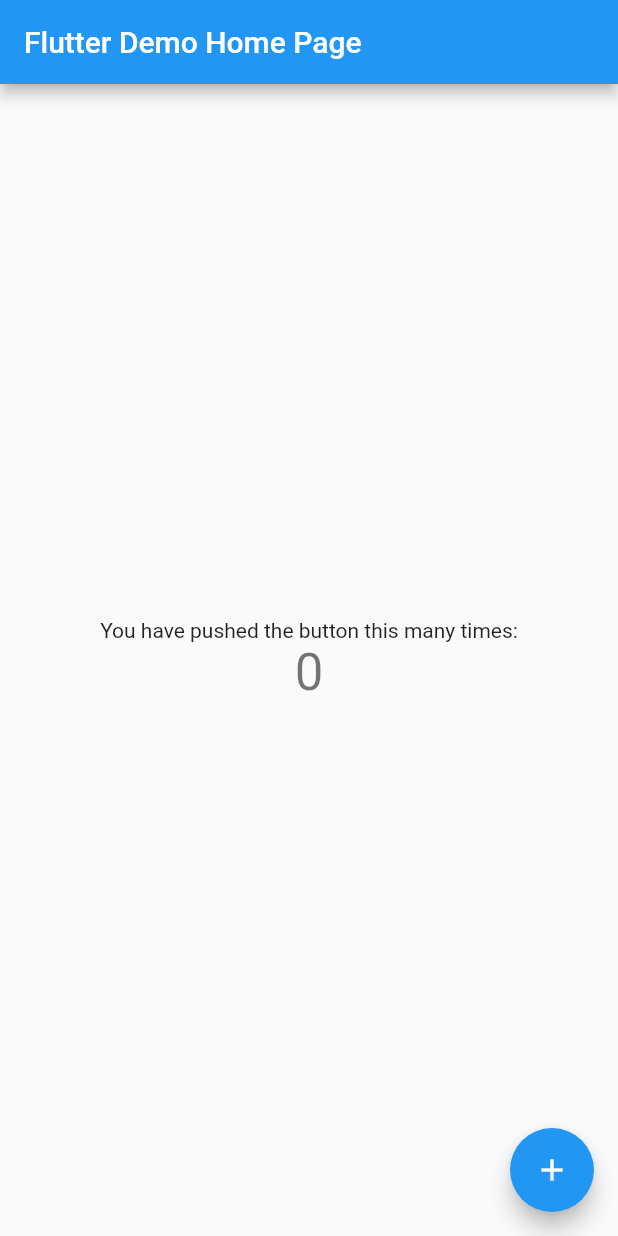
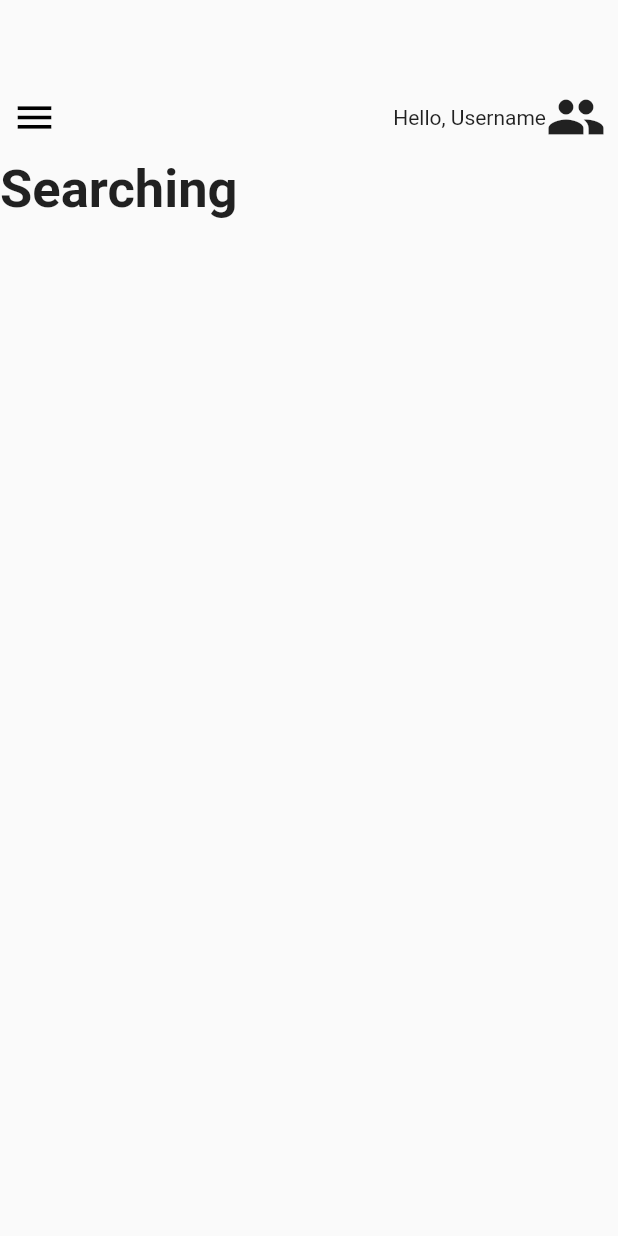
Before and after one commit to Ngdquan/ham_truyen, a Flutter app: the screen it shows after launch, on a phone screen of 412 x 824 dp. Run offline on Flutter 3.47's test engine with Material 2 defaults, Android fonts, the phone set to English and light mode, and no system bars.

Commit message:
new update

```diff
--- a/lib/main.dart
+++ b/lib/main.dart
@@ -1,115 +1,81 @@
+import 'dart:math';
+
 import 'package:flutter/material.dart';
 
 void main() {
-  runApp(const MyApp());
+  runApp(const HamTruyen());
 }
 
-class MyApp extends StatelessWidget {
-  const MyApp({super.key});
+class HamTruyen extends StatelessWidget {
+  const HamTruyen({super.key});
 
-  // This widget is the root of your application.
   @override
   Widget build(BuildContext context) {
     return MaterialApp(
-      title: 'Flutter Demo',
-      theme: ThemeData(
-        // This is the theme of your application.
-        //
-        // Try running your application with "flutter run". You'll see the
-        // application has a blue toolbar. Then, without quitting the app, try
-        // changing the primarySwatch below to Colors.green and then invoke
-        // "hot reload" (press "r" in the console where you ran "flutter run",
-        // or simply save your changes to "hot reload" in a Flutter IDE).
-        // Notice that the counter didn't reset back to zero; the application
-        // is not restarted.
-        primarySwatch: Colors.blue,
-      ),
-      home: const MyHomePage(title: 'Flutter Demo Home Page'),
+      title: 'Ham Truyen',
+      theme: ThemeData(),
+      home: const HomePage(),
     );
   }
 }
 
-class MyHomePage extends StatefulWidget {
-  const MyHomePage({super.key, required this.title});
-
-  // This widget is the home page of your application. It is stateful, meaning
-  // that it has a State object (defined below) that contains fields that affect
-  // how it looks.
-
-  // This class is the configuration for the state. It holds the values (in this
-  // case the title) provided by the parent (in this case the App widget) and
-  // used by the build method of the State. Fields in a Widget subclass are
-  // always marked "final".
-
-  final String title;
+class HomePage extends StatefulWidget {
+  const HomePage({super.key});
 
   @override
-  State<MyHomePage> createState() => _MyHomePageState();
+  State<HomePage> createState() => _MyWidgetState();
 }
 
-class _MyHomePageState extends State<MyHomePage> {
-  int _counter = 0;
-
-  void _incrementCounter() {
-    setState(() {
-      // This call to setState tells the Flutter framework that something has
-      // changed in this State, which causes it to rerun the build method below
-      // so that the display can reflect the updated values. If we changed
-      // _counter without calling setState(), then the build method would not be
-      // called again, and so nothing would appear to happen.
-      _counter++;
-    });
-  }
-
+class _MyWidgetState extends State<HomePage> {
   @override
   Widget build(BuildContext context) {
-    // This method is rerun every time setState is called, for instance as done
-    // by the _incrementCounter method above.
-    //
-    // The Flutter framework has been optimized to make rerunning build methods
-    // fast, so that you can just rebuild anything that needs updating rather
-    // than having to individually change instances of widgets.
     return Scaffold(
-      appBar: AppBar(
-        // Here we take the value from the MyHomePage object that was created by
-        // the App.build method, and use it to set our appbar title.
-        title: Text(widget.title),
+      body: Column(
+        children: [
+          Padding(
+            padding: const EdgeInsets.all(8.0),
+            child: Container(
+              margin: const EdgeInsets.only(top: 50),
+              child: Row(
+                  crossAxisAlignment: CrossAxisAlignment.center,
+                  children: <Widget>[
+                    Icon(
+                      Icons.menu,
+                      color: Colors.black,
+                      size: 30,
                     ),
-      body: Center(
-        // Center is a layout widget. It takes a single child and positions it
-        // in the middle of the parent.
-        child: Column(
-          // Column is also a layout widget. It takes a list of children and
-          // arranges them vertically. By default, it sizes itself to fit its
-          // children horizontally, and tries to be as tall as its parent.
-          //
-          // Invoke "debug painting" (press "p" in the console, choose the
-          // "Toggle Debug Paint" action from the Flutter Inspector in Android
-          // Studio, or the "Toggle Debug Paint" command in Visual Studio Code)
-          // to see the wireframe for each widget.
-          //
-          // Column has various properties to control how it sizes itself and
-          // how it positions its children. Here we use mainAxisAlignment to
-          // center the children vertically; the main axis here is the vertical
-          // axis because Columns are vertical (the cross axis would be
-          // horizontal).
-          mainAxisAlignment: MainAxisAlignment.center,
+                    Expanded(
+                      child: Row(
+                        mainAxisAlignment: MainAxisAlignment.end,
+                        crossAxisAlignment: CrossAxisAlignment.center,
                         children: <Widget>[
-            const Text(
-              'You have pushed the button this many times:',
+                          Text('Hello, Username'),
+                          Icon(
+                            Icons.people,
+                            size: 40,
+                          )
+                        ],
                       ),
+                    )
+                  ]),
+            ),
+          ),
+          Row(
+            children: <Widget>[
               Text(
-              '$_counter',
-              style: Theme.of(context).textTheme.headline4,
+                'Searching',
+                style: TextStyle(
+                  fontSize: 35,
+                  fontWeight: FontWeight.bold,
+                ),
               ),
             ],
           ),
+          Padding(
+            padding: const EdgeInsets.all(8),
+          )
+        ],
       ),
-      floatingActionButton: FloatingActionButton(
-        onPressed: _incrementCounter,
-        tooltip: 'Increment',
-        child: const Icon(Icons.add),
-      ), // This trailing comma makes auto-formatting nicer for build methods.
     );
   }
 }
```
Also changed, not shown: 1 other file. Lines whose indentation alone changed are shown as unchanged.
